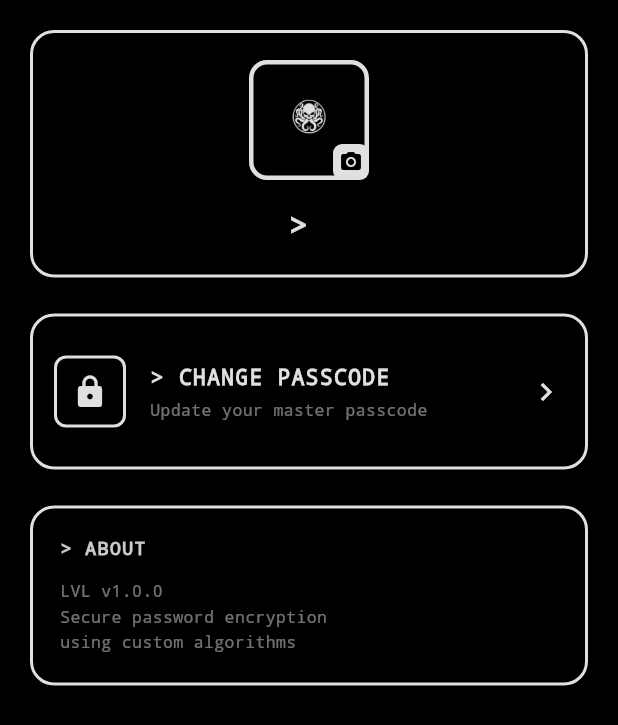
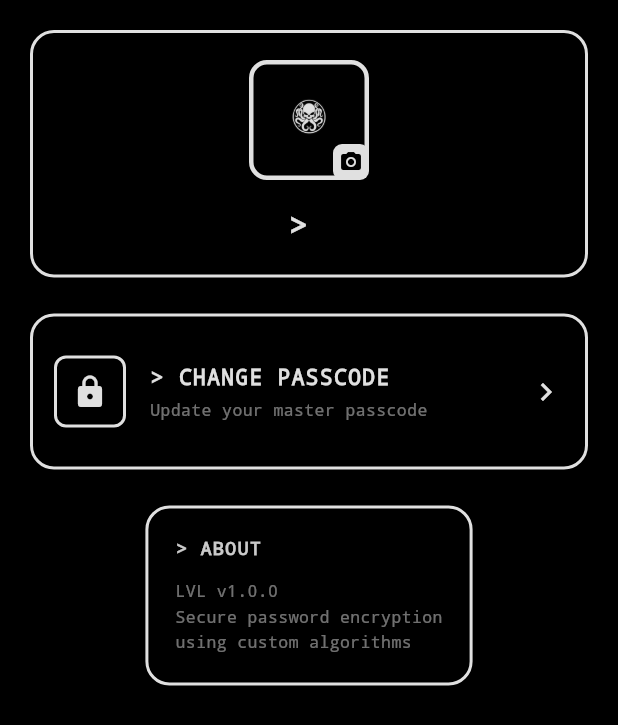
Before and after one commit to Ernan-ai/LVL, a Flutter app: the SettingsScreen widget shown alone on an empty page, opened directly, on a phone screen of 412 x 824 dp. Shown: the top 725 px of the screen. Run offline on Flutter 3.47's test engine with Material 3 defaults, Android fonts, the light colour scheme and no system bars; our stand-ins replace image_picker, shared_preferences; accounts and stored records are empty.

Commit message:
FINAL FIX: Settings alignment and white logo on app icon
FIXES:

1. Settings Page Alignment ACTUALLY FIXED:
   - Removed ALL SizedBox wrappers that were causing issues
   - Added mainAxisSize: MainAxisSize.min to Column
   - Cards now naturally center without forcing full width
   - Profile picture and username perfectly centered
   - Clean, simple solution that actually works

2. App Icon Fixed - White Logo on Black Background:
   - Logo was black on black background (invisible)
   - Updated generate_ios_icon.py to INVERT logo colors
   - Converts black pixels to white, white to black
   - White octopus skull now visible on black background
   - Regenerated all 15 iOS icon sizes with inverted logo
   - Icons now clearly visible on iPhone home screen

Technical:
   - Removed SizedBox(width: double.infinity) wrappers
   - Added mainAxisSize: MainAxisSize.min to first Column
   - Added pixel-by-pixel color inversion in icon generator
   - Inverts RGB values: (r, g, b) -> (255-r, 255-g, 255-b)
   - Preserves alpha channel for transparency
   - All iOS icons regenerated with white logo

```diff
--- a/lib/screens/settings_screen.dart
+++ b/lib/screens/settings_screen.dart
@@ -304,12 +304,11 @@ class _SettingsScreenState extends State<SettingsScreen> {
       child: Column(
         children: [
           // User info card
-          SizedBox(
-            width: double.infinity,
-            child: Card(
+          Card(
             child: Padding(
               padding: const EdgeInsets.all(20),
               child: Column(
+                mainAxisSize: MainAxisSize.min,
                 crossAxisAlignment: CrossAxisAlignment.center,
                 children: [
                   Center(
@@ -389,14 +388,11 @@ class _SettingsScreenState extends State<SettingsScreen> {
                 ],
               ),
             ),
-            ),
           ),
           const SizedBox(height: 16),
 
           // Security section
-          SizedBox(
-            width: double.infinity,
-            child: Card(
+          Card(
             child: Column(
               children: [
                 ListTile(
@@ -433,14 +429,11 @@ class _SettingsScreenState extends State<SettingsScreen> {
                 ),
               ],
             ),
-            ),
           ),
           const SizedBox(height: 16),
 
           // App info
-          SizedBox(
-            width: double.infinity,
-            child: Card(
+          Card(
             child: Padding(
               padding: const EdgeInsets.all(20),
               child: Column(
@@ -471,7 +464,6 @@ class _SettingsScreenState extends State<SettingsScreen> {
                 ],
               ),
             ),
-            ),
           ),
         ],
       ),
```
Also changed, not shown: 16 other files.
